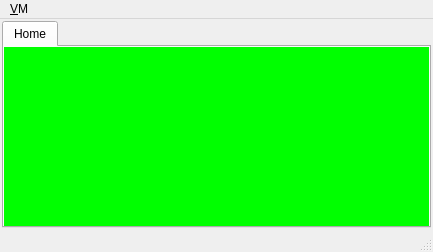
Old version of the form src.qt/hadesvm-gui/VirtualApplianceWindow.ui in the repository akapustiatyahoocouk/hadesvm.
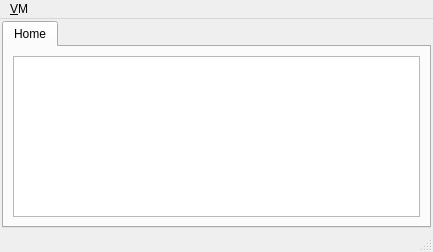
New version of the form.

Commit message: VA runtime statistics are now displayed in the VA window.

```diff
--- a/src.qt/hadesvm-gui/VirtualApplianceWindow.ui
+++ b/src.qt/hadesvm-gui/VirtualApplianceWindow.ui
@@ -39,12 +39,21 @@
        <number>0</number>
       </property>
       <widget class="QWidget" name="homeTab">
-       <property name="styleSheet">
-        <string notr="true">background-color: rgb(0, 255, 0);</string>
-       </property>
        <attribute name="title">
         <string>Home</string>
        </attribute>
+       <layout class="QGridLayout" name="gridLayout">
+        <item row="0" column="0">
+         <widget class="QListWidget" name="statisticsListWidget">
+          <property name="sizePolicy">
+           <sizepolicy hsizetype="Expanding" vsizetype="Expanding">
+            <horstretch>0</horstretch>
+            <verstretch>0</verstretch>
+           </sizepolicy>
+          </property>
+         </widget>
+        </item>
+       </layout>
       </widget>
      </widget>
     </item>
```
The commit also changes 8 other files.
